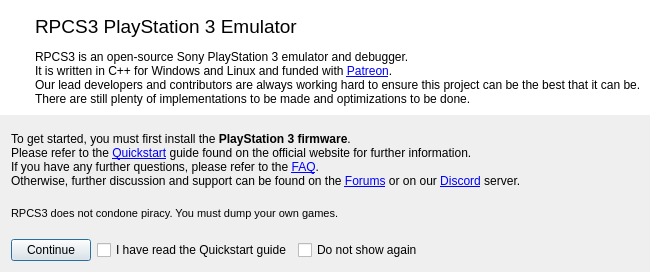
Above: rpcs3/rpcs3qt/welcome_dialog.ui from RPCS3/rpcs3 before the change. Below: the same form after it.
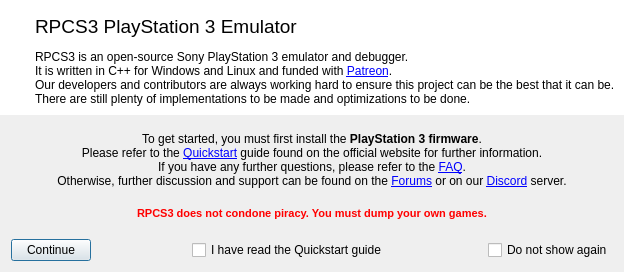
That is the form after the change. Icons and pictures are not drawn.

What changed in the file:
```diff
--- a/rpcs3/rpcs3qt/welcome_dialog.ui
+++ b/rpcs3/rpcs3qt/welcome_dialog.ui
@@ -6,7 +6,7 @@
    <rect>
     <x>0</x>
     <y>0</y>
-    <width>634</width>
+    <width>611</width>
     <height>272</height>
    </rect>
   </property>
@@ -143,7 +143,7 @@
              </font>
             </property>
             <property name="text">
-             <string>&lt;html&gt;&lt;head/&gt;&lt;body&gt;&lt;p&gt;RPCS3 is an open-source Sony PlayStation 3 emulator and debugger.&lt;br/&gt;It is written in C++ for Windows and Linux and funded with &lt;a href=&quot;https://www.patreon.com/Nekotekina&quot;&gt;&lt;span style=&quot; text-decoration: underline; color:#0000ff;&quot;&gt;Patreon&lt;/span&gt;&lt;/a&gt;.&lt;br/&gt;Our lead developers and contributors are always working hard to ensure this project can be the best that it can be.&lt;br/&gt;There are still plenty of implementations to be made and optimizations to be done.&lt;/p&gt;&lt;/body&gt;&lt;/html&gt;</string>
+             <string>&lt;html&gt;&lt;head/&gt;&lt;body&gt;&lt;p&gt;RPCS3 is an open-source Sony PlayStation 3 emulator and debugger.&lt;br/&gt;It is written in C++ for Windows and Linux and funded with &lt;a href=&quot;https://www.patreon.com/Nekotekina&quot;&gt;&lt;span style=&quot; text-decoration: underline; color:#0000ff;&quot;&gt;Patreon&lt;/span&gt;&lt;/a&gt;.&lt;br/&gt;Our developers and contributors are always working hard to ensure this project can be the best that it can be.&lt;br/&gt;There are still plenty of implementations to be made and optimizations to be done.&lt;/p&gt;&lt;/body&gt;&lt;/html&gt;</string>
             </property>
             <property name="textFormat">
              <enum>Qt::RichText</enum>
@@ -198,7 +198,7 @@
         <enum>Qt::RichText</enum>
        </property>
        <property name="alignment">
-        <set>Qt::AlignLeading|Qt::AlignLeft|Qt::AlignTop</set>
+        <set>Qt::AlignHCenter|Qt::AlignTop</set>
        </property>
        <property name="wordWrap">
         <bool>true</bool>
@@ -208,7 +208,7 @@
        </property>
       </widget>
      </item>
-     <item>
+     <item alignment="Qt::AlignHCenter">
       <widget class="QLabel" name="label_6">
        <property name="font">
         <font>
@@ -222,7 +222,7 @@
         <string notr="true"/>
        </property>
        <property name="text">
-        <string>&lt;br&gt;RPCS3 does not condone piracy. You must dump your own games.&lt;br&gt;</string>
+        <string>&lt;html&gt;&lt;head/&gt;&lt;body&gt;&lt;p&gt;&lt;br/&gt;&lt;span style=&quot; font-weight:600; color:#ff0000;&quot;&gt;RPCS3 does not condone piracy. You must dump your own games.&lt;/span&gt;&lt;br/&gt;&lt;/p&gt;&lt;/body&gt;&lt;/html&gt;</string>
        </property>
        <property name="alignment">
         <set>Qt::AlignLeading|Qt::AlignLeft|Qt::AlignTop</set>
@@ -253,6 +253,19 @@
          </property>
         </widget>
        </item>
+       <item>
+        <spacer name="horizontalSpacer">
+         <property name="orientation">
+          <enum>Qt::Horizontal</enum>
+         </property>
+         <property name="sizeHint" stdset="0">
+          <size>
+           <width>40</width>
+           <height>20</height>
+          </size>
+         </property>
+        </spacer>
+       </item>
        <item alignment="Qt::AlignLeft">
         <widget class="QCheckBox" name="i_have_read">
          <property name="styleSheet">
@@ -263,6 +276,19 @@
          </property>
         </widget>
        </item>
+       <item>
+        <spacer name="horizontalSpacer_2">
+         <property name="orientation">
+          <enum>Qt::Horizontal</enum>
+         </property>
+         <property name="sizeHint" stdset="0">
+          <size>
+           <width>40</width>
+           <height>20</height>
+          </size>
+         </property>
+        </spacer>
+       </item>
        <item alignment="Qt::AlignLeft">
         <widget class="QCheckBox" name="do_not_show">
          <property name="styleSheet">
@@ -273,19 +299,6 @@
          </property>
         </widget>
        </item>
-       <item>
-        <spacer name="horizontalSpacer">
-         <property name="orientation">
-          <enum>Qt::Horizontal</enum>
-         </property>
-         <property name="sizeHint" stdset="0">
-          <size>
-           <width>40</width>
-           <height>20</height>
-          </size>
-         </property>
-        </spacer>
-       </item>
       </layout>
      </item>
     </layout>
```
Left out of the diff: 2 changed lines with no effect on the pictures.
